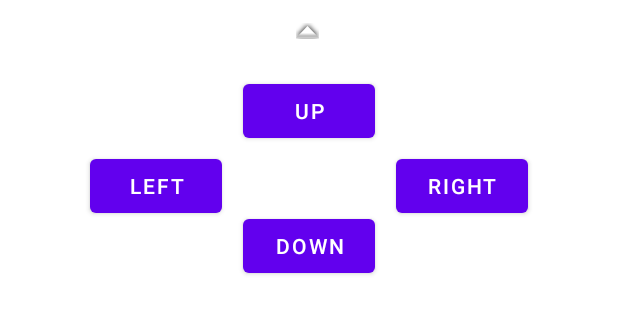
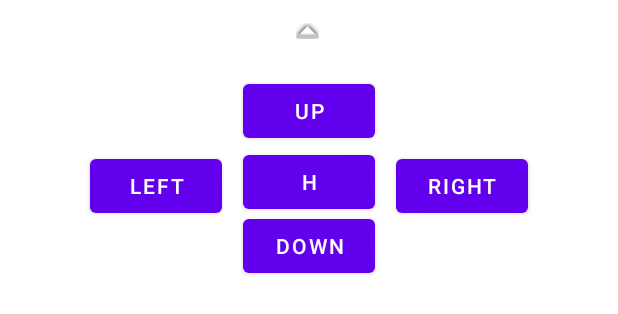
Before and after one commit to LucaLand/MobileSystemsProject-LL, an Android app: the layout bottom_navigatio_pad_layout.xml on its own in the app's theme, with its tools: preview values and no code run, on a phone screen of 412 x 824 dp. Shown: the top 314 px of the screen. Run offline under Robolectric (Android 15) with nearby library versions, the phone set to English and light mode, and no system bars.

Commit message:
[V4.2] - Some changes

```diff
--- a/app/src/main/res/layout/bottom_navigatio_pad_layout.xml
+++ b/app/src/main/res/layout/bottom_navigatio_pad_layout.xml
@@ -8,40 +8,44 @@
     android:background="#FFFFFF">
 
     <Button
-        android:id="@+id/button"
+        android:id="@+id/buttonLeft"
         android:layout_width="wrap_content"
         android:layout_height="wrap_content"
         android:layout_marginStart="60dp"
         android:layout_marginTop="100dp"
+        android:onClick="onMoveButtonClick"
         android:text="Left"
         app:layout_constraintStart_toStartOf="parent"
         app:layout_constraintTop_toTopOf="parent" />
 
     <Button
-        android:id="@+id/button3"
+        android:id="@+id/buttonForward"
         android:layout_width="wrap_content"
         android:layout_height="wrap_content"
         android:layout_marginTop="50dp"
+        android:onClick="onMoveButtonClick"
         android:text="Up"
         app:layout_constraintEnd_toEndOf="parent"
         app:layout_constraintStart_toStartOf="parent"
         app:layout_constraintTop_toTopOf="parent" />
 
     <Button
-        android:id="@+id/button4"
+        android:id="@+id/buttonRight"
         android:layout_width="wrap_content"
         android:layout_height="wrap_content"
         android:layout_marginTop="100dp"
         android:layout_marginEnd="60dp"
+        android:onClick="onMoveButtonClick"
         android:text="Right"
         app:layout_constraintEnd_toEndOf="parent"
         app:layout_constraintTop_toTopOf="parent" />
 
     <Button
-        android:id="@+id/button5"
+        android:id="@+id/buttonBack"
         android:layout_width="wrap_content"
         android:layout_height="wrap_content"
         android:layout_marginTop="140dp"
+        android:onClick="onMoveButtonClick"
         android:text="Down"
         app:layout_constraintEnd_toEndOf="parent"
         app:layout_constraintHorizontal_bias="0.501"
@@ -58,4 +62,15 @@
         app:layout_constraintHorizontal_bias="0.498"
         app:layout_constraintStart_toStartOf="parent"
         app:layout_constraintTop_toTopOf="parent" />
+
+    <Button
+        android:id="@+id/haltButton"
+        android:layout_width="wrap_content"
+        android:layout_height="wrap_content"
+        android:layout_marginTop="82dp"
+        android:onClick="onMoveButtonClick"
+        android:text="H"
+        app:layout_constraintEnd_toEndOf="parent"
+        app:layout_constraintStart_toStartOf="parent"
+        app:layout_constraintTop_toTopOf="@+id/imageView2" />
 </androidx.constraintlayout.widget.ConstraintLayout>
```
Also changed, not shown: app/src/main/java/it/unibo/mobilesystems/bluetoothUtils/MyBluetoothServices.kt (+14 -6 lines).
